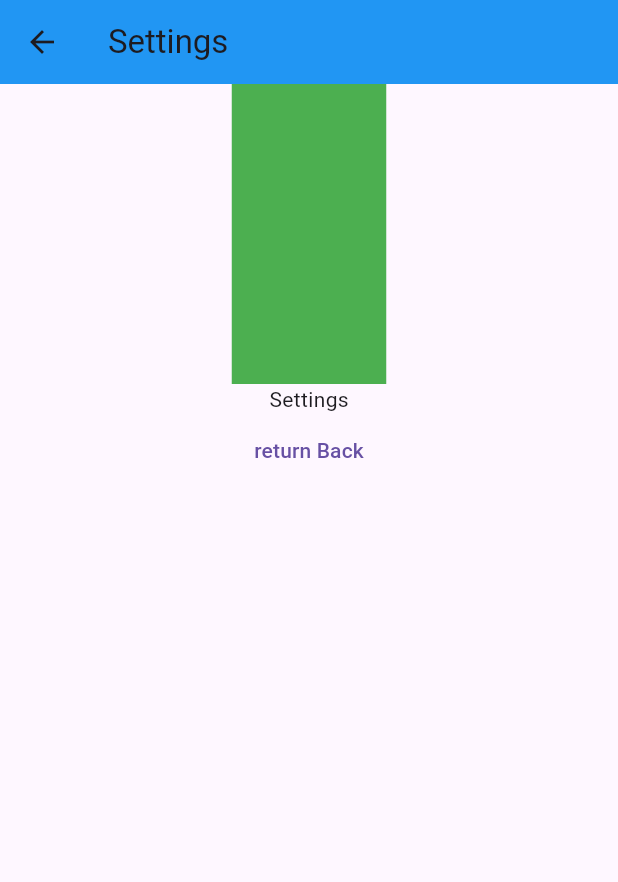
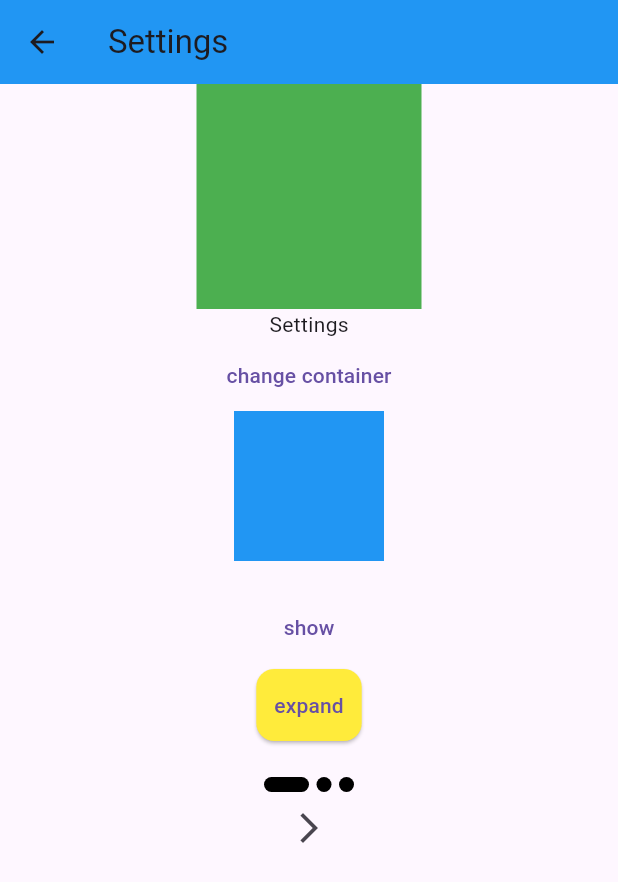
Before and after one commit to ArGendi/multi_pages_online_61, a Flutter app: the ProfileScreen screen opened by its route, after a tap on the "arrow forward" icon, on a phone screen of 412 x 824 dp. Shown: the top 882 px of the screen. Run offline on Flutter 3.47's test engine with Material 3 defaults, Android fonts, the phone set to English and light mode, and no system bars; our stand-ins replace animated_splash_screen, flutter_animate, image_picker, lottie, page_transition, video_player.

```diff
--- a/lib/constants.dart
+++ b/lib/constants.dart
@@ -3,4 +3,6 @@ const String homeRoute = 'Home';
 const String profileRoute = 'profile';
 const String settingsRoute = 'settings';
 const String settingRoute = 'setting';
+const String splashRoute = 'splash';
+const String animationRoute = 'animation';
 const String startRoute = '/';
--- a/lib/routes.dart
+++ b/lib/routes.dart
@@ -1,16 +1,20 @@
 import 'package:flutter/material.dart';
 import 'package:flutter_application_8/constants.dart';
+import 'package:flutter_application_8/screens/custom_animation_screen.dart';
 import 'package:flutter_application_8/screens/home_screen.dart';
 import 'package:flutter_application_8/screens/not_found.dart';
 import 'package:flutter_application_8/screens/profile_screen.dart';
 import 'package:flutter_application_8/screens/settings_screen.dart';
+import 'package:flutter_application_8/screens/splash_screen.dart';
 
 class RouteGenerator{
   static Route? getRoute(RouteSettings settings){
     switch(settings.name){
       case homeRoute: return MaterialPageRoute(builder: (context) => HomeScreen());
-      case startRoute: return MaterialPageRoute(builder: (context) => ProfileScreen());
+      case profileRoute: return MaterialPageRoute(builder: (context) => ProfileScreen());
       case settingsRoute: return MaterialPageRoute(builder: (context) => SettingsScreen());
+      case splashRoute: return MaterialPageRoute(builder: (context) => SplashScreen());
+      case startRoute: return MaterialPageRoute(builder: (context) => CustomAnimationScreen());
       default: return MaterialPageRoute(builder: (context) => NotFoundScreen());
     }
   }
--- a/lib/screens/profile_screen.dart
+++ b/lib/screens/profile_screen.dart
@@ -1,6 +1,9 @@
 import 'package:flutter/material.dart';
+import 'package:flutter_animate/flutter_animate.dart';
 import 'package:flutter_application_8/constants.dart';
 import 'package:flutter_application_8/screens/settings_screen.dart';
+import 'package:lottie/lottie.dart';
+import 'package:page_transition/page_transition.dart';
 
 class ProfileScreen extends StatelessWidget {
   const ProfileScreen({super.key});
@@ -8,11 +11,17 @@ class ProfileScreen extends StatelessWidget {
   @override
   Widget build(BuildContext context) {
     return Scaffold(
+      backgroundColor: Colors.yellow,
       body: Center(
         child: Column(
           mainAxisAlignment: MainAxisAlignment.center,
           children: [
-            Text("Your Profile"),
+            //Image.network("https://thumbor.forbes.com/thumbor/fit-in/900x510/https://www.forbes.com/advisor/wp-content/uploads/2023/07/top-20-small-dog-breeds.jpeg.jpg"),
+            Lottie.asset(
+              "images/Animation - 1706376837645.json",
+              width: 100,
+            ),
+            Text("Your Profile").animate().fade(duration: Duration(milliseconds: 2000)),
             IconButton(
               onPressed: (){
                 // Navigator.push(
@@ -20,8 +29,17 @@ class ProfileScreen extends StatelessWidget {
                 //   MaterialPageRoute(builder: (context) => SettingsScreen()),
                 // );
                 Navigator.pushNamed(context, settingsRoute);
+               // Navigator.push(context, PageTransition(type: PageTransitionType.scale, alignment: Alignment.center, child: SettingsScreen()));
               },
               icon: Icon(Icons.arrow_forward_rounded),
+            ).animate().scale(duration: Duration(seconds: 2)),
+            Hero(
+              tag: '1',
+              child: Container(
+                width: 100,
+                height: 100,
+                color: Colors.green,
+              ),
             ),
           ],
         ),
--- a/lib/screens/settings_screen.dart
+++ b/lib/screens/settings_screen.dart
@@ -1,7 +1,19 @@
 import 'package:flutter/material.dart';
 
-class SettingsScreen extends StatelessWidget {
+class SettingsScreen extends StatefulWidget {
   const SettingsScreen({super.key});
+
+  @override
+  State<SettingsScreen> createState() => _SettingsScreenState();
+}
+
+class _SettingsScreenState extends State<SettingsScreen> {
+  double x = 100;
+  double y = 100;
+  bool isBlue = true;
+  double opacityValue = 0;
+  double paddingValue = 0;
+  int currentPage = 1;
 
   @override
   Widget build(BuildContext context) {
@@ -16,18 +28,104 @@ class SettingsScreen extends StatelessWidget {
           //mainAxisSize: MainAxisSize.min,
           //mainAxisAlignment: MainAxisAlignment.center,
           children: [
-            Container(
-              width: screenSize.width * 0.25,
-              height: 200,
-              color: Colors.green,
+            Hero(
+              tag: '1',
+              child: Container(
+                width: 150,
+                height: 150,
+                color: Colors.green,
+              ),
             ),
             Text("Settings"),
             TextButton(
               onPressed: (){
-                Navigator.pop(context);
+                setState(() {
+                  isBlue = !isBlue;
+                  x -= 50;
+                  y -= 50;
+                });
               },
-              child: Text("return Back"),
+              child: Text("change container"),
             ),
+            AnimatedContainer(
+              duration: Duration(seconds: 2),
+              width: x,
+              height: y,
+              color: isBlue? Colors.blue : Colors.red,
+            ),
+            AnimatedOpacity(
+              duration: Duration(seconds: 3),
+              opacity: opacityValue,
+              child: Text("Helloooooooooooo"),
+            ),
+            TextButton(
+              onPressed: (){
+                setState(() {
+                  opacityValue = 1;
+                });
+              },
+              child: Text("show"),
+            ),
+            Card(
+              color: Colors.yellow,
+              child: AnimatedPadding(
+                duration: Duration(seconds: 2),
+                padding: EdgeInsets.symmetric(horizontal: paddingValue),
+                child: TextButton(
+                  onPressed: (){
+                    setState(() {
+                      paddingValue = 40;
+                    });
+                  },
+                  child: Text("expand"),
+                ),
+              ),
+            ),
+            SizedBox(height: 20,),
+            Row(
+              mainAxisAlignment: MainAxisAlignment.center,
+              children: [
+                AnimatedContainer(
+                  duration: Duration(seconds: 1),
+                  width: currentPage == 1? 30 : 10,
+                  height: 10,
+                  decoration: BoxDecoration(
+                    color: Colors.black,
+                    borderRadius: BorderRadius.circular(10)
+                  ),
+                ),
+                SizedBox(width: 5,),
+                AnimatedContainer(
+                  duration: Duration(seconds: 1),
+                  width: currentPage == 2? 30 : 10,
+                  height: 10,
+                  decoration: BoxDecoration(
+                    color: Colors.black,
+                    borderRadius: BorderRadius.circular(10)
+                  ),
+                ),
+                SizedBox(width: 5,),
+                AnimatedContainer(
+                  duration: Duration(seconds: 1),
+                  width: currentPage == 3? 30 : 10,
+                  height: 10,
+                  decoration: BoxDecoration(
+                    color: Colors.black,
+                    borderRadius: BorderRadius.circular(10)
+                  ),
+                ),
+              ],
+            ),
+            IconButton(
+              onPressed: (){
+                setState(() {
+                  if(currentPage < 3){
+                    currentPage++;
+                  }
+                });
+              },
+              icon: Icon(Icons.arrow_forward_ios),
+            )
           ],
         ),
       ),
--- a/pubspec.yaml
+++ b/pubspec.yaml
@@ -28,6 +28,7 @@ environment:
 # the latest version available on pub.dev. To see which dependencies have newer
 # versions available, run `flutter pub outdated`.
 dependencies:
+  lottie: ^3.0.0
   image_picker: ^1.0.7
   flutter:
     sdk: flutter
@@ -37,6 +38,10 @@ dependencies:
   # Use with the CupertinoIcons class for iOS style icons.
   cupertino_icons: ^1.0.2
   video_player: ^2.8.2
+  animated_splash_screen: ^1.3.0
+  flutter_animate: ^4.4.1
+  page_transition: ^2.1.0
+
 
 dev_dependencies:
   flutter_test:
```
Also changed, not shown: images/Animation - 1706376837645.json (added, +1 -0 lines), lib/screens/custom_animation_screen.dart (added, +71 -0 lines), lib/screens/splash_screen.dart (added, +17 -0 lines), pubspec.lock.
